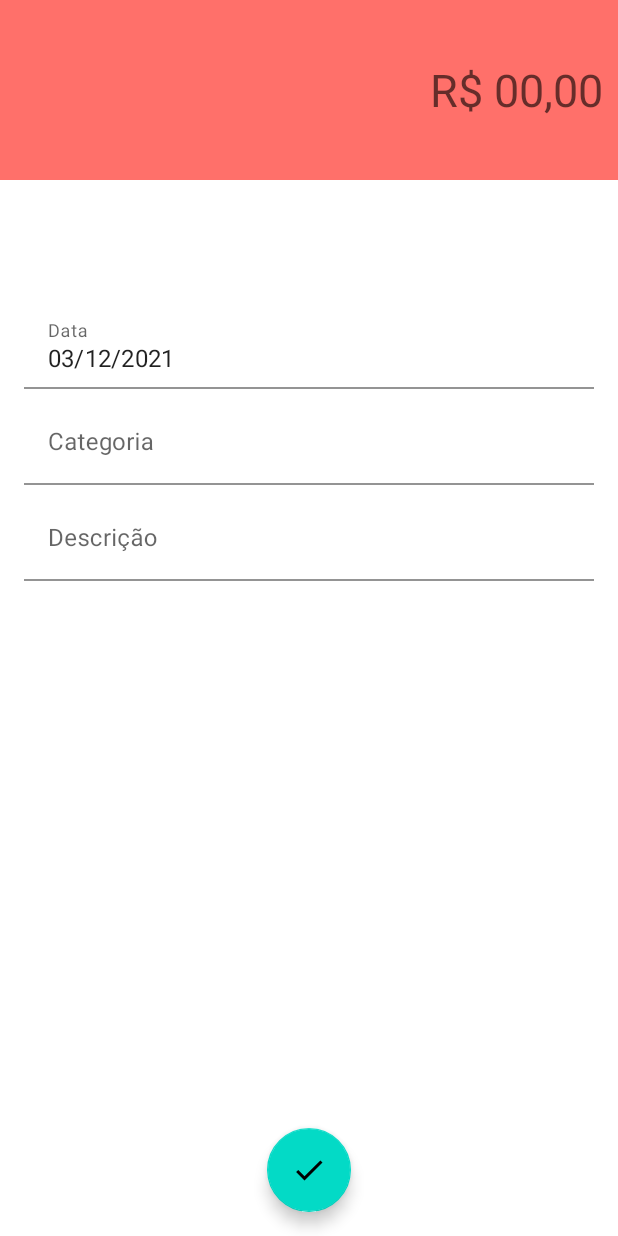
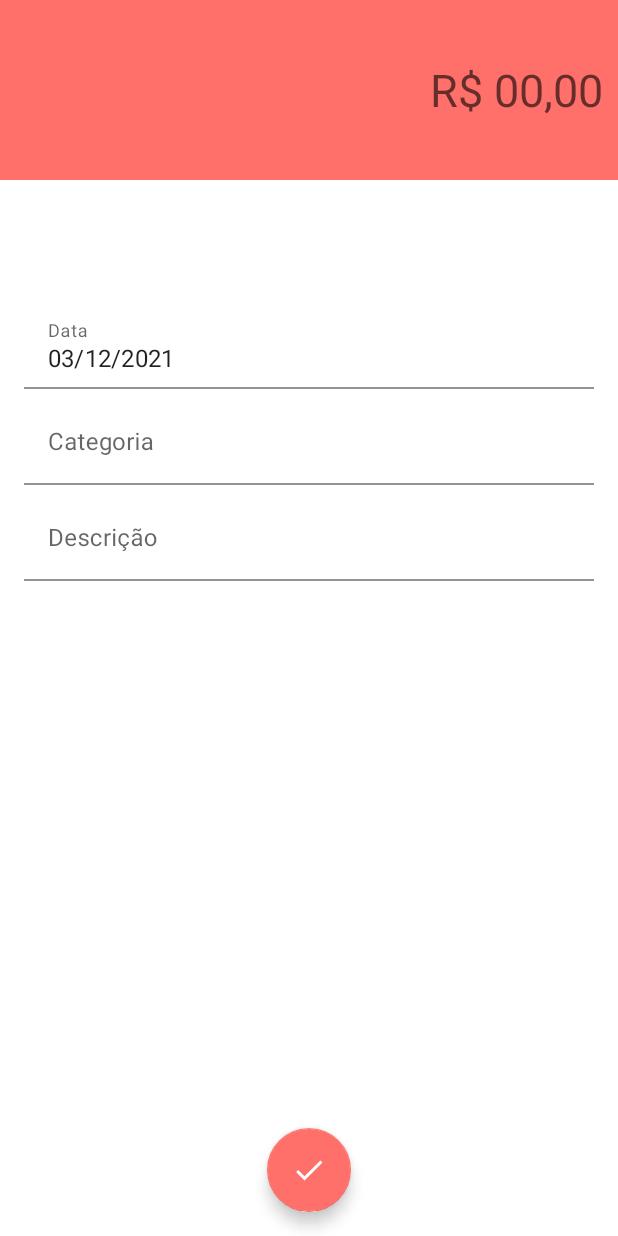
Before and after one commit to LorraneLobo/Organizze-clone, an Android app: the DespesaActivity screen opened directly, with no data from a screen before it, on a phone screen of 412 x 824 dp. Run offline under Robolectric (Android 15) with nearby library versions, the phone set to English and light mode, and no system bars; our stand-ins replace Firebase (no records; nobody signed in at launch, a user with empty details on screens opened directly); 1 statement that could not run was skipped.

Commit message:
Ajuste visuais

```diff
--- a/app/build.gradle
+++ b/app/build.gradle
@@ -62,5 +62,4 @@ dependencies {
     implementation 'com.github.prolificinteractive:material-calendarview:2.0.0'
 
 
-
 }
--- a/app/src/main/AndroidManifest.xml
+++ b/app/src/main/AndroidManifest.xml
@@ -12,10 +12,12 @@
         <activity
             android:name=".activity.ReceitaActivity"
             android:exported="false"
+            android:windowSoftInputMode="adjustResize"
             android:theme="@style/receitaTheme.Organizze"/>
         <activity
             android:name=".activity.DespesaActivity"
             android:exported="false"
+            android:windowSoftInputMode="adjustResize"
             android:theme="@style/despesaTheme.Organizze"/>
         <activity
             android:name=".activity.PrincipalActivity"
--- a/app/src/main/res/layout/activity_despesa.xml
+++ b/app/src/main/res/layout/activity_despesa.xml
@@ -95,7 +95,8 @@
         android:layout_marginBottom="16dp"
         android:clickable="true"
         android:onClick="salvarDespesa"
-        android:tint="@color/colorAccentDespesa"
+        app:tint="@color/white"
+        app:backgroundTint="@color/colorAccentDespesa"
         app:fabSize="normal"
         app:layout_constraintBottom_toBottomOf="parent"
         app:layout_constraintEnd_toEndOf="parent"
--- a/app/src/main/res/layout/activity_receita.xml
+++ b/app/src/main/res/layout/activity_receita.xml
@@ -28,7 +28,7 @@
             android:inputType="numberDecimal"
             android:textAlignment="textEnd"
             android:textColor="@color/white"
-            android:textSize="30sp" />
+            android:textSize="30sp"/>
     </LinearLayout>
 
     <com.google.android.material.textfield.TextInputLayout
@@ -95,6 +95,8 @@
         android:layout_marginBottom="16dp"
         android:clickable="true"
         android:onClick="salvarReceita"
+        app:tint="@color/white"
+        app:backgroundTint="@color/colorAccentReceita"
         app:layout_constraintBottom_toBottomOf="parent"
         app:layout_constraintEnd_toEndOf="parent"
         app:layout_constraintStart_toStartOf="parent"
```
